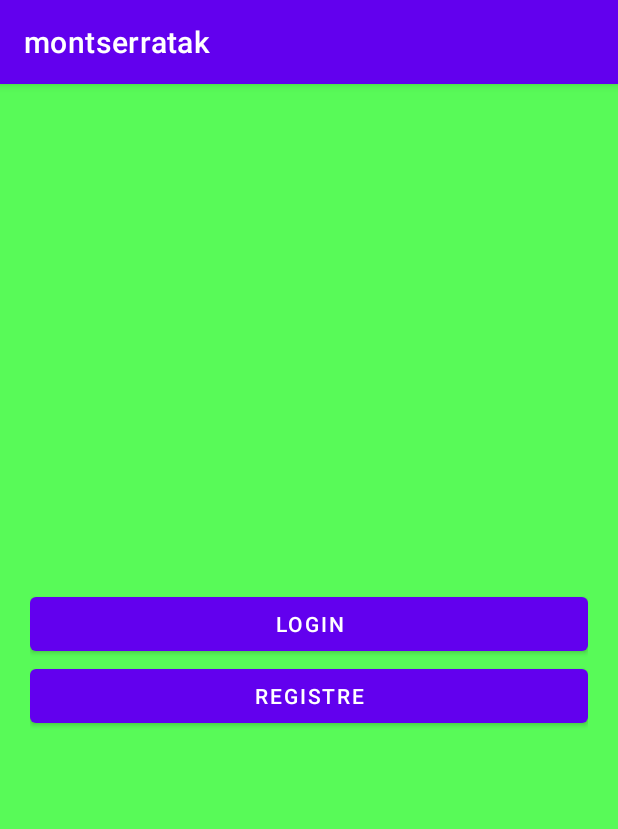
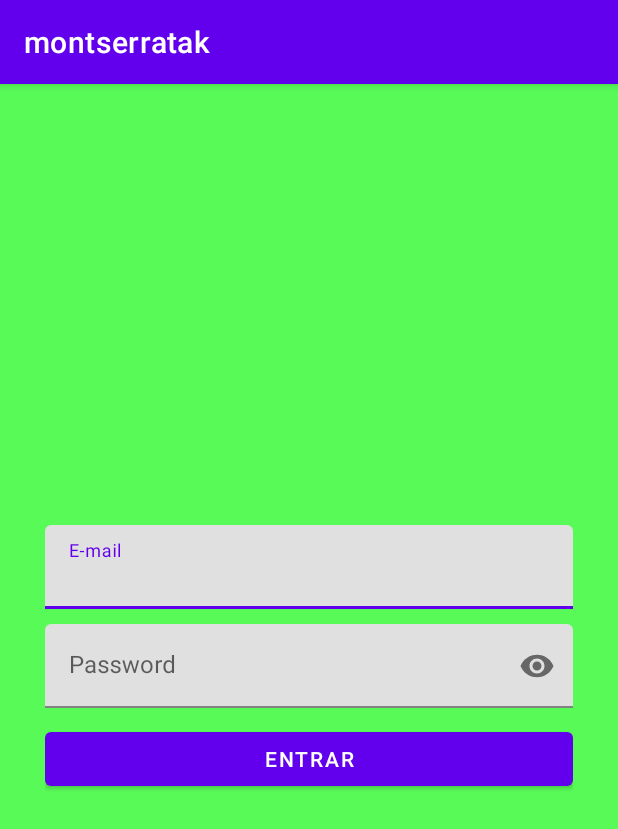
Before and after one commit to sgotarra/montserratak, an Android app: the MainActivity screen opened directly, with no data from a screen before it, after a tap on "LOGIN", on a phone screen of 412 x 824 dp. Shown: the top 829 px of the screen. Run offline under Robolectric (Android 15) with nearby library versions, the phone set to English and light mode, and no system bars.

Commit message:
2a 12_07_2022

```diff
--- a/app/src/main/AndroidManifest.xml
+++ b/app/src/main/AndroidManifest.xml
@@ -9,6 +9,12 @@
         android:roundIcon="@mipmap/ic_launcher_round"
         android:supportsRtl="true"
         android:theme="@style/Theme.Montserratak">
+        <activity
+            android:name=".Login"
+            android:exported="false" />
+        <activity
+            android:name=".Menu"
+            android:exported="false" />
         <activity
             android:name=".Registro"
             android:exported="false" />
--- /dev/null
+++ b/app/src/main/java/com/neulaworks/montserratak/Login.kt
@@ -0,0 +1,49 @@
+package com.neulaworks.montserratak
+
+import androidx.appcompat.app.AppCompatActivity
+import android.os.Bundle
+import android.util.Patterns
+import android.widget.Button
+import android.widget.EditText
+import android.widget.TextView
+
+class Login : AppCompatActivity() {
+    //Despleguem les variables que farem servir
+    lateinit var  correoLogin : EditText
+    lateinit var  passLogin : EditText
+    lateinit var  BtnLogin : Button
+
+
+    override fun onCreate(savedInstanceState: Bundle?) {
+        super.onCreate(savedInstanceState)
+        setContentView(R.layout.activity_login)
+
+        // Busquem a R els elements als que apunten les variables
+        correoLogin =findViewById<EditText>(R.id.correoLogin)
+        passLogin =findViewById<EditText>(R.id.passLogin)
+        BtnLogin =findViewById<Button>(R.id.BtnLogin)
+
+        BtnLogin.setOnClickListener(){
+            //Abans de fer el registre validem les dades
+            var email:String = correoLogin.getText().toString()
+            var passw:String = passLogin.getText().toString()
+
+            // validació del correu
+            // si no es de tipus correu
+            if (!Patterns.EMAIL_ADDRESS.matcher(email).matches()){
+                correoLogin.setError("Invalid Mail")
+            }
+            else if (passw.length<6) {
+                passLogin.setError("Password less than 6 chars")
+            }
+            else
+            {
+               // aquí farem LOGIN al jugador
+            }
+
+        }
+
+
+
+    }
+}
--- a/app/src/main/java/com/neulaworks/montserratak/MainActivity.kt
+++ b/app/src/main/java/com/neulaworks/montserratak/MainActivity.kt
@@ -17,7 +17,8 @@
         var BTMREGISTRO = findViewById<Button>(R.id.BTMREGISTRO);
 
         BTMLOGIN.setOnClickListener(){
-            Toast.makeText(this, "click botó login",Toast.LENGTH_LONG).show();
+            val intent= Intent(this, Login::class.java)
+            startActivity(intent)
         }
 
         BTMREGISTRO.setOnClickListener(){
--- a/app/src/main/java/com/neulaworks/montserratak/Registro.kt
+++ b/app/src/main/java/com/neulaworks/montserratak/Registro.kt
@@ -1,5 +1,6 @@
 package com.neulaworks.montserratak
 
+import android.content.Intent
 import android.os.Bundle
 import android.util.Log
 import android.util.Patterns
@@ -128,7 +129,9 @@
                 Log.i ("MYTAG", uidString)
                 Log.i ("MYTAG",dadesJugador.toString())
                 reference.child(uidString).setValue(dadesJugador)
-                Toast.makeText(this, "USUARI BEN REGISTRAT", Toast.LENGTH_SHORT).show()
+                Toast.makeText(this, "USUARI REGISTRAT", Toast.LENGTH_SHORT).show()
+                val intent= Intent(this, Menu::class.java)
+                startActivity(intent)
             }
             else{
                 Toast.makeText(this, "ERROR BD", Toast.LENGTH_SHORT).show()
--- /dev/null
+++ b/app/src/main/res/layout/activity_login.xml
@@ -0,0 +1,56 @@
+<?xml version="1.0" encoding="utf-8"?>
+<RelativeLayout xmlns:android="http://schemas.android.com/apk/res/android"
+    xmlns:app="http://schemas.android.com/apk/res-auto"
+    xmlns:tools="http://schemas.android.com/tools"
+    android:layout_width="match_parent"
+    android:layout_height="match_parent"
+    android:background="#58FA58"
+    tools:context=".Login">
+
+    <LinearLayout
+        android:layout_width="match_parent"
+        android:layout_height="match_parent"
+        android:gravity="center"
+        android:orientation="vertical"
+        android:padding="30dp">
+
+        <com.google.android.material.textfield.TextInputLayout
+            android:layout_width="match_parent"
+            android:layout_height="wrap_content">
+                <!-- ENTREM EL MAIL -->
+                <EditText
+                    android:id="@+id/correoLogin"
+                    android:layout_width="match_parent"
+                    android:layout_height="wrap_content"
+                    android:inputType="textEmailAddress"
+                    android:hint="@string/correoLogin" />
+        </com.google.android.material.textfield.TextInputLayout>
+
+         <com.google.android.material.textfield.TextInputLayout
+             android:layout_width="match_parent"
+             android:layout_height="wrap_content"
+             app:passwordToggleEnabled="true">
+             <!-- ENTREM EL PASSWORD -->
+             <EditText
+                 android:id="@+id/passLogin"
+                 android:layout_width="match_parent"
+                 android:layout_height="wrap_content"
+                 android:layout_marginTop="10dp"
+                 android:inputType="textPassword"
+                 android:hint="@string/passLogin" />
+         </com.google.android.material.textfield.TextInputLayout>
+
+
+        <!-- BOTO DE ENTRAR -->
+        <Button
+            android:id="@+id/BtnLogin"
+            android:layout_width="match_parent"
+            android:layout_height="wrap_content"
+            android:text="@string/BtnLogin"
+            android:layout_marginTop="10dp"
+            />
+
+    </LinearLayout>
+
+
+</RelativeLayout>
--- a/app/src/main/res/values/strings.xml
+++ b/app/src/main/res/values/strings.xml
@@ -9,5 +9,10 @@
     <string name="fechaTxt">Data</string>
     <string name="Registrar">REGISTRAR</string>
 
+    <string name="correoLogin">E-mail</string>
+    <string name="passLogin">Password</string>
+    <string name="BtnLogin">ENTRAR</string>
+
+
 
 </resources>
```
Also changed, not shown: app/src/main/java/com/neulaworks/montserratak/Menu.kt (added, +11 -0 lines), app/src/main/res/layout/activity_menu.xml (added, +9 -0 lines).
